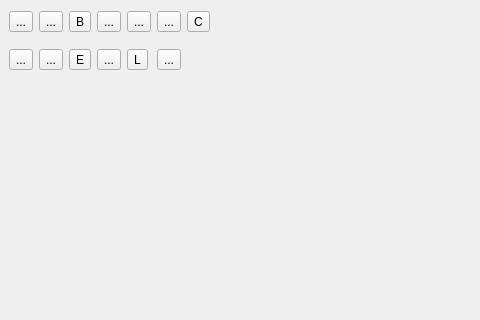
This is catnmouse/CatNMouse/mainwindow.ui in gourdCravings/catnmouse as Qt 5 draws it before an edit; both pictures show x 0 to 480 and y 0 to 320 of the 881 by 574 pixel window. The edited form follows.
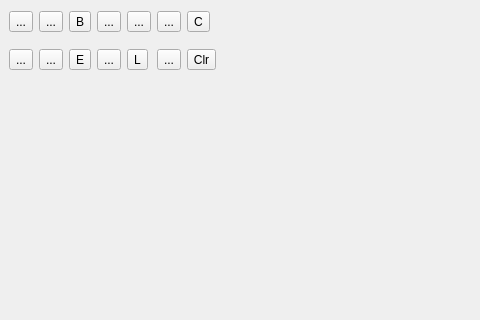
This is the edited form.

```diff
--- a/catnmouse/CatNMouse/mainwindow.ui
+++ b/catnmouse/CatNMouse/mainwindow.ui
@@ -161,6 +161,13 @@
         </property>
        </widget>
       </item>
+      <item row="1" column="6">
+       <widget class="QToolButton" name="clearButton">
+        <property name="text">
+         <string>Clr</string>
+        </property>
+       </widget>
+      </item>
      </layout>
     </widget>
    </widget>
```
